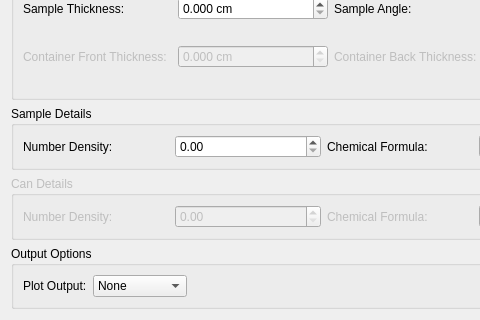
mantidproject/mantid, file MantidQt/CustomInterfaces/inc/MantidQtCustomInterfaces/Indirect/CalculatePaalmanPings.ui: the form before one commit; both pictures show x 0 to 480 and y 177 to 497 of the 661 by 497 pixel window.
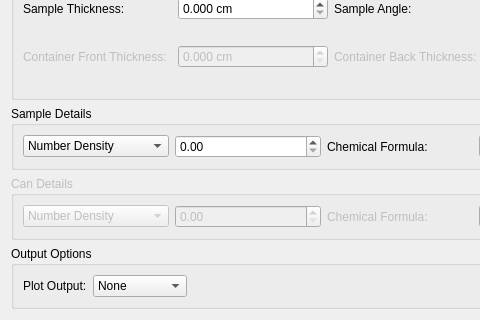
The form after the commit. Custom widgets are drawn as their Qt base class.

Commit message:
Add comboBoxs to CalcPaalmanPings interface
Refs #16516

The edit to the form file:
```diff
--- a/MantidQt/CustomInterfaces/inc/MantidQtCustomInterfaces/Indirect/CalculatePaalmanPings.ui
+++ b/MantidQt/CustomInterfaces/inc/MantidQtCustomInterfaces/Indirect/CalculatePaalmanPings.ui
@@ -498,10 +498,17 @@
        </widget>
       </item>
       <item row="0" column="0">
-       <widget class="QLabel" name="lbSampleNumberDensity">
+       <widget class="QComboBox" name="cbSampleDensity">
+         <item>
         <property name="text">
-         <string>Number Density:</string>
-        </property>
+             <string>Number Density</string>
+           </property>
+         </item>
+         <item>
+           <property name="text">
+             <string>Mass Density</string>
+           </property>
+         </item>
        </widget>
       </item>
       <item row="0" column="2">
@@ -556,10 +563,17 @@
      </property>
      <layout class="QGridLayout" name="gridLayout_3">
       <item row="0" column="0">
-       <widget class="QLabel" name="lbCanNumberDensity">
+       <widget class="QComboBox" name="cbCanNumberDensity">
+         <item>
         <property name="text">
-         <string>Number Density:</string>
-        </property>
+             <string>Number Density</string>
+           </property>
+         </item>
+         <item>
+           <property name="text">
+             <string>Mass Density</string>
+           </property>
+         </item>
        </widget>
       </item>
       <item row="0" column="3">
```
Lines whose indentation alone changed are shown as unchanged.
